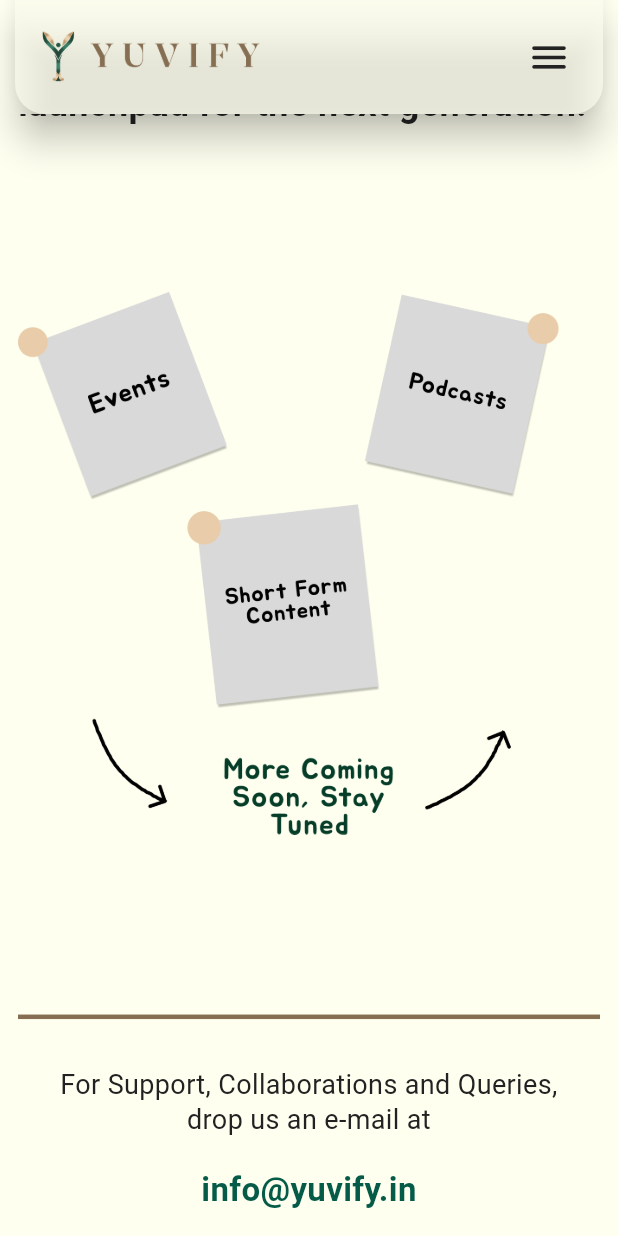
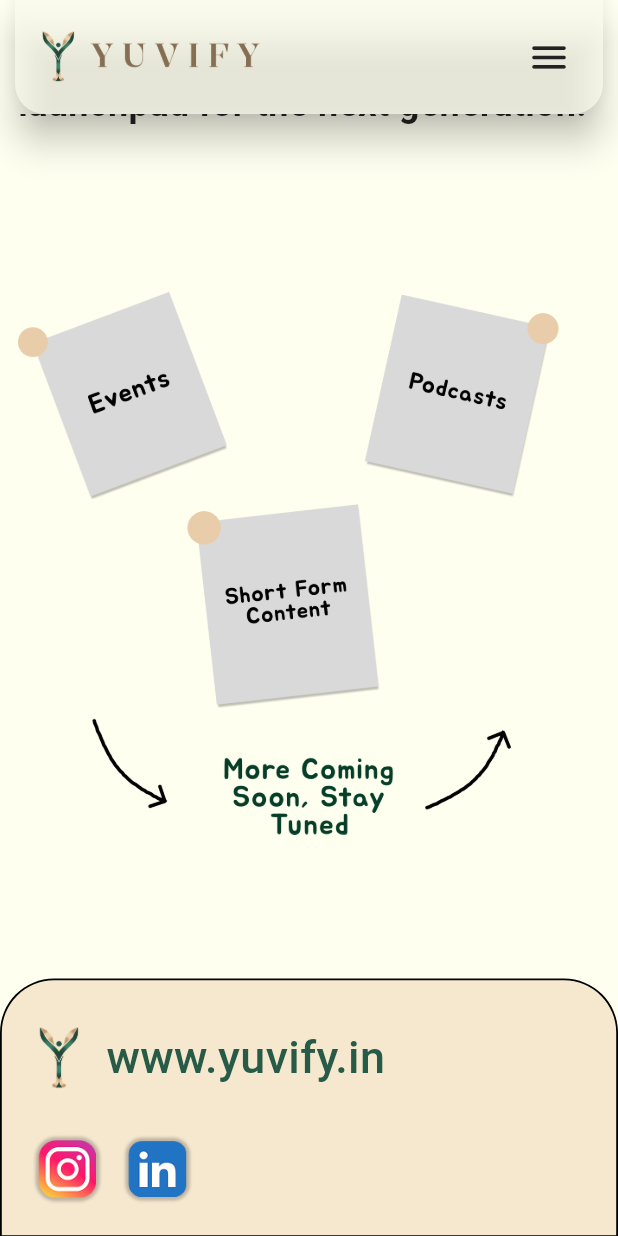
Before and after one commit to DatDevSteve/yuvify_website, a Flutter app: the screen it shows after launch, scrolled down 1327 dp, on a phone screen of 412 x 824 dp. Run offline on Flutter 3.47's test engine with Material 3 defaults, Android fonts, the phone set to English and light mode, and no system bars; our stand-ins replace google_fonts; Roboto replaces fonts that are missing (Kalnia).

Commit message:
moved landing_page.dart to /pages and created reusable footer

```diff
--- /dev/null
+++ b/lib/components/footer.dart
@@ -0,0 +1,160 @@
+import 'package:flutter/material.dart';
+import 'package:google_fonts/google_fonts.dart';
+import 'package:url_launcher/url_launcher.dart';
+
+class YuvifyFooter extends StatelessWidget {
+  const YuvifyFooter({
+    super.key,
+    this.websiteUrl = 'https://www.yuvify.in',
+    this.instagramUrl,
+    this.linkedinUrl,
+    this.backgroundColor = const Color(0x80EFD2B0),
+    this.textColor = const Color(0xFF275A47),
+    this.borderColor = Colors.black,
+    this.borderWidth = 1.2,
+    this.topCornerRadius = 36,
+  });
+
+  final String websiteUrl;
+  final String? instagramUrl;
+  final String? linkedinUrl;
+  final Color backgroundColor;
+  final Color textColor;
+  final Color borderColor;
+  final double borderWidth;
+  final double topCornerRadius;
+
+  Future<void> _openLink(String url) async {
+    final uri = Uri.parse(url);
+    if (!await launchUrl(uri, mode: LaunchMode.platformDefault)) {
+      throw Exception('Could not launch $url');
+    }
+  }
+
+  @override
+  Widget build(BuildContext context) {
+    final width = MediaQuery.sizeOf(context).width;
+    final isCompact = width < 780;
+
+    return Container(
+      width: double.infinity,
+      decoration: BoxDecoration(
+        color: backgroundColor,
+        border: Border.all(
+          color: borderColor,
+          width: borderWidth,
+        ),
+        borderRadius: BorderRadius.only(
+          topLeft: Radius.circular(topCornerRadius),
+          topRight: Radius.circular(topCornerRadius),
+        ),
+      ),
+      padding: EdgeInsets.symmetric(
+        horizontal: isCompact ? 20 : 40,
+        vertical: isCompact ? 20 : 28,
+      ),
+      child: Flex(
+        direction: isCompact ? Axis.vertical : Axis.horizontal,
+        crossAxisAlignment: isCompact
+            ? CrossAxisAlignment.start
+            : CrossAxisAlignment.center,
+        mainAxisAlignment: MainAxisAlignment.spaceBetween,
+        children: [
+          InkWell(
+            borderRadius: BorderRadius.circular(20),
+            onTap: () => _openLink(websiteUrl),
+            child: Padding(
+              padding: const EdgeInsets.symmetric(vertical: 4),
+              child: Row(
+                mainAxisSize: MainAxisSize.min,
+                children: [
+                  Image.asset(
+                    'lib/assets/logo_transparent.png',
+                    height: isCompact ? 56 : 72,
+                    fit: BoxFit.contain,
+                  ),
+                  SizedBox(width: isCompact ? 10 : 14),
+                  Flexible(
+                    child: Text(
+                      'www.yuvify.in',
+                      style: GoogleFonts.kalnia(
+                        fontSize: isCompact ? 30 : 42,
+                        height: 1,
+                        fontWeight: FontWeight.w500,
+                        color: textColor,
+                      ),
+                    ),
+                  ),
+                ],
+              ),
+            ),
+          ),
+          SizedBox(width: isCompact ? 0 : 24, height: isCompact ? 18 : 0),
+          Row(
+            mainAxisSize: MainAxisSize.min,
+            children: [
+              _FooterIconButton(
+                assetPath: 'lib/assets/instagram.png',
+                semanticLabel: 'Instagram',
+                onTap: instagramUrl == null
+                    ? null
+                    : () => _openLink(instagramUrl!),
+                size: isCompact ? 48 : 64,
+              ),
+              SizedBox(width: isCompact ? 12 : 18),
+              _FooterIconButton(
+                assetPath: 'lib/assets/linkedin.png',
+                semanticLabel: 'LinkedIn',
+                onTap: linkedinUrl == null
+                    ? null
+                    : () => _openLink(linkedinUrl!),
+                size: isCompact ? 48 : 64,
+              ),
+            ],
+          ),
+        ],
+      ),
+    );
+  }
+}
+
+class _FooterIconButton extends StatelessWidget {
+  const _FooterIconButton({
+    required this.assetPath,
+    required this.semanticLabel,
+    required this.size,
+    this.onTap,
+  });
+
+  final String assetPath;
+  final String semanticLabel;
+  final double size;
+  final VoidCallback? onTap;
+
+  @override
+  Widget build(BuildContext context) {
+    final button = Image.asset(
+      assetPath,
+      width: size,
+      height: size,
+      fit: BoxFit.contain,
+    );
+
+    if (onTap == null) {
+      return ExcludeSemantics(child: Opacity(opacity: 0.9, child: button));
+    }
+
+    return Semantics(
+      button: true,
+      label: semanticLabel,
+      child: InkWell(
+        borderRadius: BorderRadius.only(
+          topLeft: Radius.circular(15),
+          topRight: Radius.circular(15),
+        ),
+        onTap: onTap,
+        child: Padding(padding: const EdgeInsets.all(2), child: button),
+      ),
+    );
+  }
+}
--- a/lib/main.dart
+++ b/lib/main.dart
@@ -1,6 +1,6 @@
 import 'package:flutter/material.dart';
 import 'package:flutter_web_plugins/flutter_web_plugins.dart';
-import 'package:yuvify_website/landing_page.dart';
+import 'package:yuvify_website/pages/landing_page.dart';
 import 'package:yuvify_website/pages/career_page.dart';
 
 void main() {
--- a/lib/landing_page.dart
+++ b/lib/pages/landing_page.dart
@@ -1,5 +1,6 @@
 import 'package:flutter/material.dart';
 import 'package:google_fonts/google_fonts.dart';
+import 'package:yuvify_website/components/footer.dart';
 
 class MainPage extends StatefulWidget {
   const MainPage({super.key});
@@ -330,51 +331,11 @@ class _MainPageState extends State<MainPage> {
                     width: useNarrowLayout ? screenWidth - 24 : null,
                     fit: BoxFit.contain,
                   ),
-                  SizedBox(height: useNarrowLayout ? 120 : 300),
-                  Container(
-                    width: double.infinity,
-                    padding: EdgeInsets.symmetric(
-                      horizontal: useNarrowLayout ? 16 : 24,
-                      vertical: useNarrowLayout ? 32 : 44,
-                    ),
-                    decoration: const BoxDecoration(
-                      border: Border(
-                        top: BorderSide(
-                          color: Color.fromRGBO(134, 110, 83, 1),
-                          width: 3,
-                        ),
-                      ),
-                    ),
-                    child: Center(
-                      child: Column(
-                        mainAxisSize: MainAxisSize.min,
-                        children: [
-                          Text(
-                            "For Support, Collaborations and Queries,\ndrop us an e-mail at",
-                            textAlign: TextAlign.center,
-                            style: GoogleFonts.inriaSans(
-                              fontSize: useNarrowLayout ? 18 : 24,
-                              height: 1.3,
-                              color: const Color.fromRGBO(34, 34, 34, 1),
-                            ),
-                          ),
-                          SizedBox(height: useNarrowLayout ? 20 : 28),
-                          Text(
-                            "info@yuvify.in",
-                            textAlign: TextAlign.center,
-                            style: GoogleFonts.inriaSans(
-                              fontSize: useNarrowLayout ? 22 : 26,
-                              fontWeight: FontWeight.w700,
-                              color: const Color.fromRGBO(5, 91, 71, 1),
-                            ),
-                          ),
-                        ],
-                      ),
-                    ),
-                  ),
+                  SizedBox(height: useNarrowLayout ? 80 : 140),
                 ],
               ),
             ),
+            YuvifyFooter(),
           ],
         ),
       ),
```
Also changed, not shown: pubspec.yaml (+5 -23 lines), lib/assets/instagram.png (added), lib/assets/linkedin.png (added), pubspec.lock, 5 other files.
